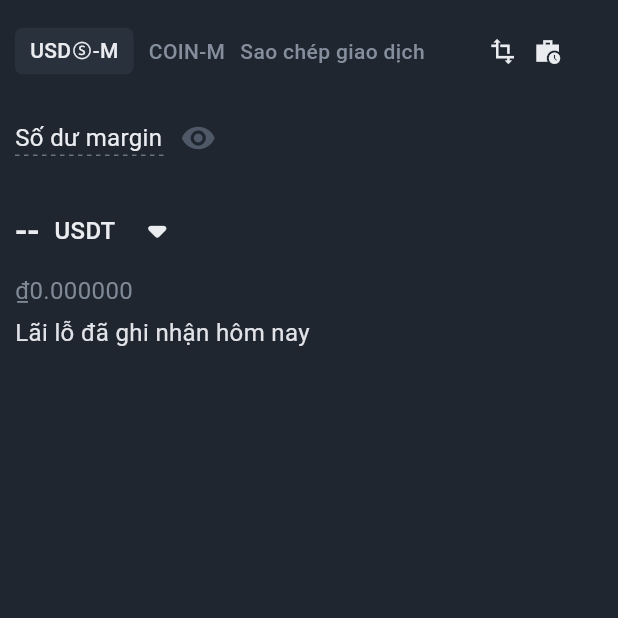
After one commit to Huyyyyyyyy/crypto_currency, a Flutter app: the FuturesWallet screen opened directly, on a phone screen of 412 x 824 dp, the top half of it. The commit adds this screen. Run offline on Flutter 3.47's test engine with Material 3 defaults, Android fonts, the phone set to English and light mode, and no system bars; our stand-ins replace shared_preferences, sqflite; accounts and stored records are empty; network calls fail.

Commit message:
feat : processing Wallet Page - (7/5 ) 22:05 PM

```diff
--- a/lib/model/account_stream/account_data.dart
+++ b/lib/model/account_stream/account_data.dart
@@ -12,6 +12,7 @@ class AccountData with ChangeNotifier {
   String asset = '';
   String balance = '0.0';
   String crossWalletBalance = '0.0';
+  String totalInitialMargin = '0.0';
   String totalMaintMargin = '0.0';
   String totalMarginBalance = '0.0';
   String crossUnPnl = '0.0';
@@ -99,6 +100,7 @@ class AccountData with ChangeNotifier {
     availableBalance = jsonData['result']['availableBalance'];
     totalMarginBalance = jsonData['result']['totalMarginBalance'];
     totalMaintMargin = jsonData['result']['totalMaintMargin'];
+    totalInitialMargin = jsonData['result']['totalInitialMargin'];
     marginRatio = BinanceAPI.calculateMarginRatio(double.parse(totalMaintMargin), double.parse(totalMarginBalance));
   }
 
--- a/lib/services/custom_dot_line_border/custom_dot_line_border.dart
+++ b/lib/services/custom_dot_line_border/custom_dot_line_border.dart
@@ -10,7 +10,7 @@ class DottedBorderUnderText extends SingleChildRenderObjectWidget {
   DottedBorderUnderText({
     Key? key,
     required this.child,
-    this.color = Colors.white,
+    this.color = const Color(0xFF6B727E),
     this.strokeWidth = 1.0,
     this.gapWidth = 3.0,
   }) : super(key: key, child: child);
--- a/lib/view/components/futures_page/futures_components/crypto_title.dart
+++ b/lib/view/components/futures_page/futures_components/crypto_title.dart
@@ -31,7 +31,7 @@ class CryptoTile extends StatelessWidget {
   }
 
   //formatted price before using
-  String getFormattedPriceVND(String price, double exchangeRate) {
+  static String getFormattedPriceVND(String price, double exchangeRate) {
     // Remove any non-numeric characters except the decimal point
     String priceWithoutSymbol = price.replaceAll(RegExp(r'[^0-9.]'), '');
     // Parse the price string into a double
@@ -45,7 +45,7 @@ class CryptoTile extends StatelessWidget {
         locale: "vi_VN" // Locale for Vietnam to get the correct thousand separator
     ).format(priceInVND);
     // Return the formatted price with a space after the symbol for better readability
-    return formattedPrice.replaceFirst('đ','');
+    return formattedPrice.replaceFirst('','');
   }
 
   String formatSymbol(String symbol) {
--- /dev/null
+++ b/lib/view/components/wallet_page/futures_wallet/future-wallet.dart
@@ -0,0 +1,213 @@
+import 'package:crypto_currency/services/custom_dot_line_border/custom_dot_line_border.dart';
+import 'package:crypto_currency/view/components/futures_page/futures_components/crypto_title.dart';
+import 'package:flutter/cupertino.dart';
+import 'package:flutter/material.dart';
+import 'package:flutter/painting.dart';
+import 'package:flutter/widgets.dart';
+import 'package:provider/provider.dart';
+
+import '../../../../model/account_stream/account_data.dart';
+import '../../../../model/futures_currency_stream/futures_data.dart';
+
+class FuturesWallet extends StatefulWidget {
+  const FuturesWallet({super.key});
+
+  @override
+  _FuturesWalletState createState() => _FuturesWalletState();
+}
+
+class _FuturesWalletState extends State<FuturesWallet> with SingleTickerProviderStateMixin {
+
+  @override
+  void initState() {
+    super.initState();
+  }
+
+
+  @override
+  void dispose() {
+    super.dispose();
+  }
+
+  @override
+  Widget build(BuildContext context) {
+    return Consumer2<FuturesData, AccountData>(
+      builder: (context, futuresData, accountData, _) {
+        String formattedPriceVnd ='₫ ${CryptoTile.getFormattedPriceVND(accountData.totalMarginBalance,23000)}';
+        return Scaffold(
+          backgroundColor: const Color(0xFF1F2630),
+          appBar: null, // Remove the default app bar
+          body: Column(
+            children: [
+              Padding(
+                padding: const EdgeInsets.all(10),
+                child: Row(
+                  children: [
+                    Container(
+                      padding: const EdgeInsets.fromLTRB(10, 5, 10, 5),
+                      decoration: BoxDecoration(
+                        color: const Color(0xFF29313C),
+                        borderRadius: BorderRadius.circular(5),
+                      ),
+                      child: const Text(
+                        textAlign: TextAlign.center,
+                        'USDⓈ-M',
+                        style: TextStyle(
+                          color: Color(0xFFEAECF0),
+                          fontSize: 14,
+                          fontWeight: FontWeight.w500
+                        ),
+                      ),
+                    ),
+                    Container(
+                      padding: const EdgeInsets.fromLTRB(10, 5, 5, 5),
+                      child: const Text(
+                        textAlign: TextAlign.center,
+                        'COIN-M',
+                        style: TextStyle(
+                            color: Color(0xFF858E9D),
+                            fontSize: 14,
+                            fontWeight: FontWeight.w500
+                        ),
+                      ),
+                    ),
+                    Container(
+                      padding: const EdgeInsets.fromLTRB(5, 5, 35, 5),
+                      child: const Text(
+                        textAlign: TextAlign.center,
+                        'Sao chép giao dịch',
+                        style: TextStyle(
+                            color: Color(0xFF858E9D),
+                            fontSize: 14,
+                            fontWeight: FontWeight.w500
+                        ),
+                      ),
+                    ),
+                    SizedBox(
+                      width: 30,
+                      child: IconButton(
+                        iconSize: 18,
+                        icon: const Icon(Icons.transform_sharp),
+                        onPressed: () {
+                          print('transfer account mode');
+                        },
+                        color: const Color(0xFFEAECEF),
+                      ),
+                    ),
+                    SizedBox(
+                      width: 30,
+                      child: IconButton(
+                        iconSize: 18,
+                        icon: const Icon(Icons.work_history_sharp),
+                        onPressed: () {
+                          print('transfer account mode');
+                        },
+                        color: const Color(0xFFEAECEF),
+                      ),
+                    )
+                  ],
+                ),
+              ),
+              Padding(
+                padding: const EdgeInsets.fromLTRB(10,0,10,10),
+                child: Row(
+                  children: [
+                    DottedBorderUnderText(
+                      child: const Text(
+                        'Số dư margin',
+                        style: TextStyle(
+                          color: Color(0xFFEAECF0),
+                          fontSize: 16
+                        ),
+                      ),
+                    ),
+                    IconButton(
+                        onPressed: (){
+                          print('hide balance');
+                        },
+                        icon: const Icon(
+                          Icons.remove_red_eye,
+                          color: Color(0xFF4E5866),
+                        ))
+                  ],
+                ),
+              ),
+              Padding(
+                padding: const EdgeInsets.fromLTRB(10,0,10,0),
+                child: Row(
+                  children: [
+                    Text(
+                        (double.parse(accountData.totalMarginBalance) > 0) ?
+                        double.parse(accountData.totalMarginBalance).toStringAsFixed(2) : '--',
+                      style: const TextStyle(
+                        color: Color(0xFFEBECF0),
+                        fontSize: 24,
+                        fontWeight: FontWeight.w500
+                      ),
+                    ),
+                    const Padding(
+                      padding: EdgeInsets.fromLTRB(10,0,0,0),
+                      child: Text(
+                        'USDT',
+                        style: TextStyle(
+                          color: Color(0xFFEBECF0),
+                          fontWeight: FontWeight.w500,
+                          fontSize: 16
+                        ),
+                      ),
+                    ),
+                    SizedBox(
+                      width: 30,
+                      child: IconButton(
+                          onPressed: (){
+                            print("change currency unit");
+                          },
+                          icon: const Icon(
+                            Icons.arrow_drop_down_rounded,
+                            size: 40,
+                            color: Color(0xFFEAECEF),
+                          )),
+                    )
+                  ],
+                ),
+              ),
+              Padding(
+                padding: const EdgeInsets.fromLTRB(10, 0, 10, 0),
+                child: Row(
+                  mainAxisAlignment: MainAxisAlignment.start,
+                  children: [
+                    Text(
+                      (double.parse(accountData.totalMarginBalance) > 0) ?
+                      formattedPriceVnd : '₫0.000000',
+                      style: const TextStyle(
+                        color: Color(0xFF808A97),
+                        fontSize: 16,
+                        fontWeight: FontWeight.w400
+                      ),
+                    ),
+                  ],
+                ),
+              ),
+              const Padding(
+                padding: EdgeInsets.fromLTRB(10, 5, 10, 0),
+                child: Row(
+                  mainAxisAlignment: MainAxisAlignment.start,
+                  children: [
+                    Text(
+                      'Lãi lỗ đã ghi nhận hôm nay',
+                      style: TextStyle(
+                        color: Color(0xFFE1E3E8),
+                        fontWeight: FontWeight.w400,
+                        fontSize: 16
+                      ),
+                    )
+                  ],
+                ),
+              )
+            ],
+          ),
+        );
+      }
+    );
+  }
+}
--- a/lib/view/home/home_page.dart
+++ b/lib/view/home/home_page.dart
@@ -1,5 +1,6 @@
 import 'package:crypto_currency/view/components/crypto_list_page.dart';
 import 'package:crypto_currency/view/components/futures_page/futures_page.dart';
+import 'package:crypto_currency/view/components/wallet_page/wallet-page.dart';
 import 'package:flutter/material.dart';
 
 
@@ -73,7 +74,7 @@ class _MyHomePageState extends State<MyHomePage> {
           Navigator(
             key: keyForWallet,
             onGenerateRoute: (routeSettings) {
-              return MaterialPageRoute(builder: (context) => const Text('Ví')); // Your default page
+              return MaterialPageRoute(builder: (context) => const WalletPage()); // Your default page
             },
           ),
           // Other tabs here...
```
Also changed, not shown: lib/view/components/wallet_page/wallet-page.dart (added, +128 -0 lines).
